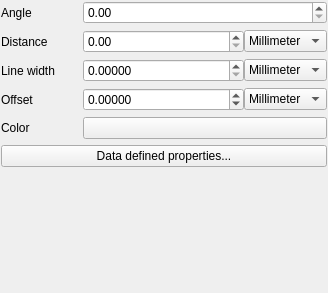
The window that src/ui/symbollayer/widget_linepatternfill.ui (qgis/QGIS) describes before a commit, drawn with Qt 5.
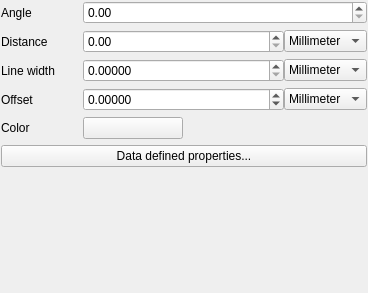
The same window after the commit. Custom widgets are drawn as their Qt base class.

Patch:
```diff
--- a/src/ui/symbollayer/widget_linepatternfill.ui
+++ b/src/ui/symbollayer/widget_linepatternfill.ui
@@ -6,7 +6,7 @@
    <rect>
     <x>0</x>
     <y>0</y>
-    <width>328</width>
+    <width>368</width>
     <height>293</height>
    </rect>
   </property>
@@ -17,6 +17,9 @@
    <property name="fieldGrowthPolicy">
     <enum>QFormLayout::AllNonFixedFieldsGrow</enum>
    </property>
+   <property name="labelAlignment">
+    <set>Qt::AlignLeading|Qt::AlignLeft|Qt::AlignTop</set>
+   </property>
    <property name="horizontalSpacing">
     <number>28</number>
    </property>
@@ -169,6 +172,18 @@
    </item>
    <item row="4" column="1">
     <widget class="QgsColorButton" name="mColorPushButton">
+     <property name="minimumSize">
+      <size>
+       <width>100</width>
+       <height>0</height>
+      </size>
+     </property>
+     <property name="maximumSize">
+      <size>
+       <width>100</width>
+       <height>16777215</height>
+      </size>
+     </property>
      <property name="text">
       <string/>
      </property>
```
